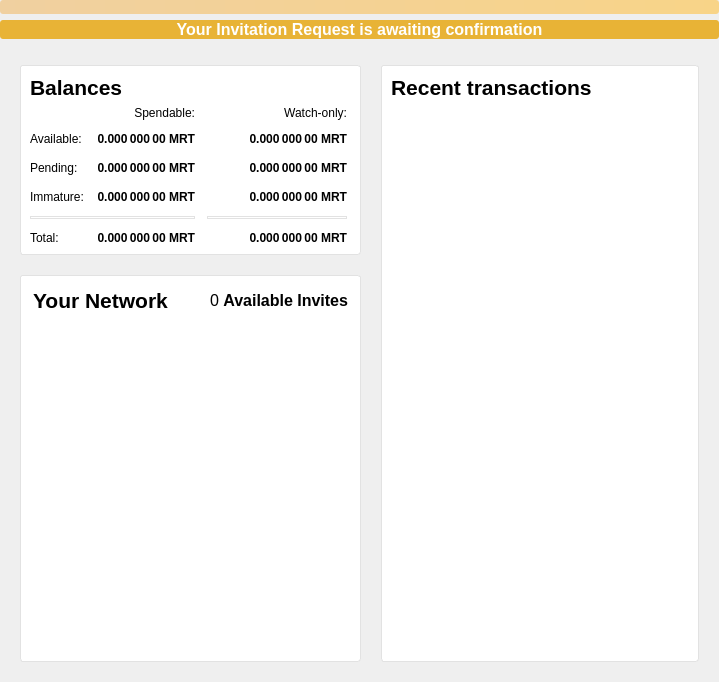
meritlabs/merit, file src/qt/forms/overviewpage.ui: the form before one commit.
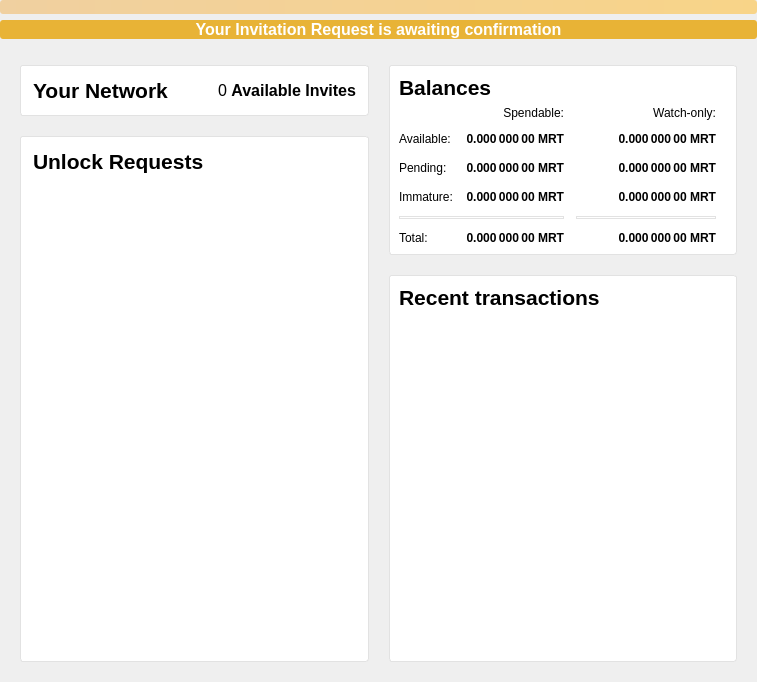
The form after the commit. Icons and pictures are not drawn.

Commit message: add skeleton for card to show your alias and unlock code

Patch:
```diff
--- a/src/qt/forms/overviewpage.ui
+++ b/src/qt/forms/overviewpage.ui
@@ -6,7 +6,7 @@
    <rect>
     <x>0</x>
     <y>0</y>
-    <width>719</width>
+    <width>757</width>
     <height>682</height>
    </rect>
   </property>
@@ -96,6 +96,229 @@
        <property name="spacing">
         <number>20</number>
        </property>
+       <property name="topMargin">
+        <number>0</number>
+       </property>
+       <item>
+        <widget class="QFrame" name="unlockCodeFrame_2">
+         <property name="minimumSize">
+          <size>
+           <width>0</width>
+           <height>20</height>
+          </size>
+         </property>
+         <layout class="QVBoxLayout" name="unlockCodeFrame">
+          <property name="leftMargin">
+           <number>12</number>
+          </property>
+          <property name="topMargin">
+           <number>12</number>
+          </property>
+          <property name="rightMargin">
+           <number>12</number>
+          </property>
+          <property name="bottomMargin">
+           <number>12</number>
+          </property>
+          <item>
+           <layout class="QHBoxLayout" name="horizontalLayout_5">
+            <item>
+             <widget class="QLabel" name="label">
+              <property name="font">
+               <font>
+                <pointsize>16</pointsize>
+                <weight>75</weight>
+                <bold>true</bold>
+               </font>
+              </property>
+              <property name="text">
+               <string>Your Network</string>
+              </property>
+             </widget>
+            </item>
+            <item>
+             <widget class="QPushButton" name="networkAlertLabel">
+              <property name="maximumSize">
+               <size>
+                <width>30</width>
+                <height>16777215</height>
+               </size>
+              </property>
+              <property name="toolTip">
+               <string>The displayed information may be out of date. Your wallet automatically synchronizes with the Merit network after a connection is established, but this process has not completed yet.</string>
+              </property>
+              <property name="text">
+               <string/>
+              </property>
+              <property name="icon">
+               <iconset resource="../merit.qrc">
+                <normaloff>:/icons/warning</normaloff>:/icons/warning</iconset>
+              </property>
+              <property name="iconSize">
+               <size>
+                <width>24</width>
+                <height>24</height>
+               </size>
+              </property>
+              <property name="flat">
+               <bool>true</bool>
+              </property>
+             </widget>
+            </item>
+            <item>
+             <spacer name="horizontalSpacer_5">
+              <property name="orientation">
+               <enum>Qt::Horizontal</enum>
+              </property>
+              <property name="sizeHint" stdset="0">
+               <size>
+                <width>40</width>
+                <height>20</height>
+               </size>
+              </property>
+             </spacer>
+            </item>
+            <item>
+             <widget class="QLabel" name="inviteBalance">
+              <property name="text">
+               <string>&lt;html&gt;&lt;head/&gt;&lt;body&gt;&lt;p&gt;&lt;span style=&quot; font-size:12pt;&quot;&gt;0 &lt;/span&gt;&lt;span style=&quot; font-size:12pt; font-weight:600;&quot;&gt;Available Invites&lt;/span&gt;&lt;/p&gt;&lt;/body&gt;&lt;/html&gt;</string>
+              </property>
+             </widget>
+            </item>
+           </layout>
+          </item>
+         </layout>
+        </widget>
+       </item>
+       <item>
+        <widget class="QFrame" name="networkFrame">
+         <property name="minimumSize">
+          <size>
+           <width>0</width>
+           <height>0</height>
+          </size>
+         </property>
+         <property name="frameShape">
+          <enum>QFrame::StyledPanel</enum>
+         </property>
+         <property name="frameShadow">
+          <enum>QFrame::Raised</enum>
+         </property>
+         <layout class="QVBoxLayout" name="verticalLayout_5">
+          <property name="leftMargin">
+           <number>12</number>
+          </property>
+          <property name="topMargin">
+           <number>12</number>
+          </property>
+          <property name="rightMargin">
+           <number>12</number>
+          </property>
+          <property name="bottomMargin">
+           <number>12</number>
+          </property>
+          <item>
+           <layout class="QHBoxLayout" name="horizontalLayout_3">
+            <property name="leftMargin">
+             <number>0</number>
+            </property>
+            <property name="topMargin">
+             <number>0</number>
+            </property>
+            <property name="rightMargin">
+             <number>0</number>
+            </property>
+            <property name="bottomMargin">
+             <number>0</number>
+            </property>
+            <item>
+             <widget class="QLabel" name="label_6">
+              <property name="font">
+               <font>
+                <pointsize>16</pointsize>
+                <weight>75</weight>
+                <bold>true</bold>
+                <kerning>true</kerning>
+               </font>
+              </property>
+              <property name="text">
+               <string>Unlock Requests</string>
+              </property>
+             </widget>
+            </item>
+            <item>
+             <widget class="QPushButton" name="requestsAlertLabel">
+              <property name="maximumSize">
+               <size>
+                <width>30</width>
+                <height>16777215</height>
+               </size>
+              </property>
+              <property name="toolTip">
+               <string>The displayed information may be out of date. Your wallet automatically synchronizes with the Merit network after a connection is established, but this process has not completed yet.</string>
+              </property>
+              <property name="text">
+               <string/>
+              </property>
+              <property name="icon">
+               <iconset resource="../merit.qrc">
+                <normaloff>:/icons/warning</normaloff>:/icons/warning</iconset>
+              </property>
+              <property name="iconSize">
+               <size>
+                <width>24</width>
+                <height>24</height>
+               </size>
+              </property>
+              <property name="flat">
+               <bool>true</bool>
+              </property>
+             </widget>
+            </item>
+            <item>
+             <spacer name="horizontalSpacer_4">
+              <property name="orientation">
+               <enum>Qt::Horizontal</enum>
+              </property>
+              <property name="sizeHint" stdset="0">
+               <size>
+                <width>40</width>
+                <height>20</height>
+               </size>
+              </property>
+             </spacer>
+            </item>
+           </layout>
+          </item>
+          <item>
+           <widget class="QListView" name="listNetwork">
+            <property name="styleSheet">
+             <string notr="true">QListView { background: transparent; }</string>
+            </property>
+            <property name="frameShape">
+             <enum>QFrame::NoFrame</enum>
+            </property>
+            <property name="verticalScrollBarPolicy">
+             <enum>Qt::ScrollBarAsNeeded</enum>
+            </property>
+            <property name="horizontalScrollBarPolicy">
+             <enum>Qt::ScrollBarAlwaysOff</enum>
+            </property>
+            <property name="sizeAdjustPolicy">
+             <enum>QAbstractScrollArea::AdjustToContents</enum>
+            </property>
+            <property name="selectionMode">
+             <enum>QAbstractItemView::NoSelection</enum>
+            </property>
+           </widget>
+          </item>
+         </layout>
+        </widget>
+       </item>
+      </layout>
+     </item>
+     <item>
+      <layout class="QVBoxLayout" name="verticalLayout_3">
        <item>
         <widget class="QFrame" name="balanceFrame">
          <property name="styleSheet">
@@ -469,141 +692,6 @@
          </layout>
         </widget>
        </item>
-       <item>
-        <widget class="QFrame" name="networkFrame">
-         <property name="minimumSize">
-          <size>
-           <width>0</width>
-           <height>0</height>
-          </size>
-         </property>
-         <property name="frameShape">
-          <enum>QFrame::StyledPanel</enum>
-         </property>
-         <property name="frameShadow">
-          <enum>QFrame::Raised</enum>
-         </property>
-         <layout class="QVBoxLayout" name="verticalLayout_5">
-          <property name="leftMargin">
-           <number>12</number>
-          </property>
-          <property name="topMargin">
-           <number>12</number>
-          </property>
-          <property name="rightMargin">
-           <number>12</number>
-          </property>
-          <property name="bottomMargin">
-           <number>12</number>
-          </property>
-          <item>
-           <layout class="QHBoxLayout" name="horizontalLayout_3">
-            <property name="leftMargin">
-             <number>0</number>
-            </property>
-            <property name="topMargin">
-             <number>0</number>
-            </property>
-            <property name="rightMargin">
-             <number>0</number>
-            </property>
-            <property name="bottomMargin">
-             <number>0</number>
-            </property>
-            <item>
-             <widget class="QLabel" name="label_6">
-              <property name="font">
-               <font>
-                <weight>75</weight>
-                <bold>true</bold>
-                <kerning>true</kerning>
-               </font>
-              </property>
-              <property name="text">
-               <string>&lt;html&gt;&lt;head/&gt;&lt;body&gt;&lt;p&gt;&lt;span style=&quot; font-size:16pt;&quot;&gt;Your Network&lt;/span&gt;&lt;/p&gt;&lt;/body&gt;&lt;/html&gt;</string>
-              </property>
-             </widget>
-            </item>
-            <item>
-             <widget class="QPushButton" name="networkAlertLabel">
-              <property name="maximumSize">
-               <size>
-                <width>30</width>
-                <height>16777215</height>
-               </size>
-              </property>
-              <property name="toolTip">
-               <string>The displayed information may be out of date. Your wallet automatically synchronizes with the Merit network after a connection is established, but this process has not completed yet.</string>
-              </property>
-              <property name="text">
-               <string/>
-              </property>
-              <property name="icon">
-               <iconset resource="../merit.qrc">
-                <normaloff>:/icons/warning</normaloff>:/icons/warning</iconset>
-              </property>
-              <property name="iconSize">
-               <size>
-                <width>24</width>
-                <height>24</height>
-               </size>
-              </property>
-              <property name="flat">
-               <bool>true</bool>
-              </property>
-             </widget>
-            </item>
-            <item>
-             <spacer name="horizontalSpacer_4">
-              <property name="orientation">
-               <enum>Qt::Horizontal</enum>
-              </property>
-              <property name="sizeHint" stdset="0">
-               <size>
-                <width>40</width>
-                <height>20</height>
-               </size>
-              </property>
-             </spacer>
-            </item>
-            <item>
-             <widget class="QLabel" name="inviteBalance">
-              <property name="text">
-               <string>&lt;html&gt;&lt;head/&gt;&lt;body&gt;&lt;p&gt;&lt;span style=&quot; font-size:12pt;&quot;&gt;0 &lt;/span&gt;&lt;span style=&quot; font-size:12pt; font-weight:600;&quot;&gt;Available Invites&lt;/span&gt;&lt;/p&gt;&lt;/body&gt;&lt;/html&gt;</string>
-              </property>
-             </widget>
-            </item>
-           </layout>
-          </item>
-          <item>
-           <widget class="QListView" name="listNetwork">
-            <property name="styleSheet">
-             <string notr="true">QListView { background: transparent; }</string>
-            </property>
-            <property name="frameShape">
-             <enum>QFrame::NoFrame</enum>
-            </property>
-            <property name="verticalScrollBarPolicy">
-             <enum>Qt::ScrollBarAsNeeded</enum>
-            </property>
-            <property name="horizontalScrollBarPolicy">
-             <enum>Qt::ScrollBarAlwaysOff</enum>
-            </property>
-            <property name="sizeAdjustPolicy">
-             <enum>QAbstractScrollArea::AdjustToContents</enum>
-            </property>
-            <property name="selectionMode">
-             <enum>QAbstractItemView::NoSelection</enum>
-            </property>
-           </widget>
-          </item>
-         </layout>
-        </widget>
-       </item>
-      </layout>
-     </item>
-     <item>
-      <layout class="QVBoxLayout" name="verticalLayout_3">
        <item>
         <widget class="QFrame" name="transactionsFrame">
          <property name="styleSheet">
```
